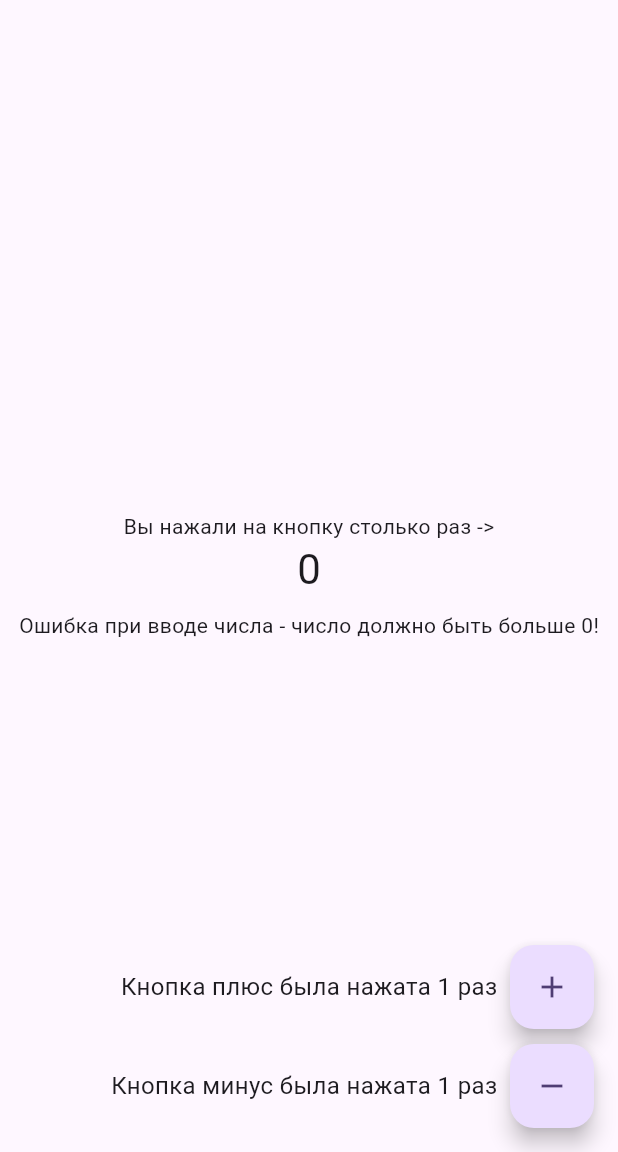
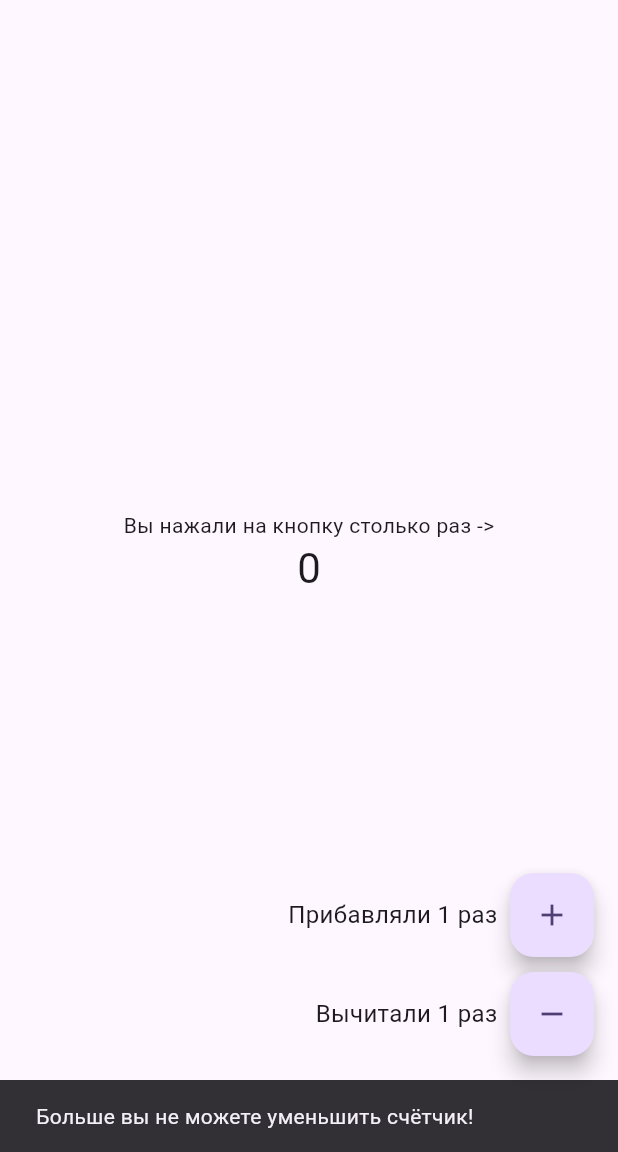
Before and after one commit to ArsenijDKS/surf-course, a Flutter app: the screen it shows after launch, after a tap on the "add" icon, after a tap on the "remove" icon, on a phone screen of 412 x 824 dp, the part 84-1236 px from its top. Run offline on Flutter 3.47's test engine with Material 3 defaults, Android fonts, the phone set to English and light mode, and no system bars.

Commit message:
modified:   lib/main.dart     added: SnackBar     removed: TextEditingController, Error check, dispose, Text(_hasError)

```diff
--- a/lib/main.dart
+++ b/lib/main.dart
@@ -34,45 +34,42 @@ class _MyHomePageState extends State<MyHomePage> {
   var _incrementCount = 0;
   var _dicrementCount = 0;
   bool _hasError = false;
-  final _textEditingController = TextEditingController();
+  // final _textEditingController = TextEditingController();
 
   void _incrementCounter() {
-    if (_counter >= 0) {
-      _hasError = false;
     setState(() {
       _incrementCount++;
       _counter++;
     });
   }
-  }
 
   void _dicrementCounter() {
+    setState(() {
       if (_counter > 0) {
-      setState(() {
         _dicrementCount++;
         _counter--;
+      }
       if (_counter == 0) {
-          _hasError = true;
-        } else {
-          _hasError = false;
+        const snackBar =
+            SnackBar(content: Text('Больше вы не можете уменьшить счётчик!'));
+        ScaffoldMessenger.of(context).showSnackBar(snackBar);
       }
     });
   }
-  }
 
-  @override
-  void initState() {
-    super.initState();
+  // @override
+  // void initState() {
+  //   super.initState();
 
-    _textEditingController.addListener(_dicrementCounter);
-  }
+  //   _textEditingController.addListener(_dicrementCounter);
+  // }
 
-  @override
-  void dispose() {
-    super.dispose();
+  // @override
+  // void dispose() {
+  //   super.dispose();
 
-    _textEditingController.removeListener(_dicrementCounter);
-  }
+  //   _textEditingController.removeListener(_dicrementCounter);
+  // }
 
   @override
   Widget build(BuildContext context) {
@@ -108,7 +105,7 @@ class _MyHomePageState extends State<MyHomePage> {
               mainAxisAlignment: MainAxisAlignment.end,
               children: [
                 Text(
-                  'Кнопка плюс была нажата $_incrementCount раз  ',
+                  'Прибавляли $_incrementCount раз  ',
                   style: const TextStyle(
                     fontSize: 16,
                   ),
@@ -126,7 +123,7 @@ class _MyHomePageState extends State<MyHomePage> {
               mainAxisAlignment: MainAxisAlignment.end,
               children: [
                 Text(
-                  'Кнопка минус была нажата $_dicrementCount раз  ',
+                  'Вычитали $_dicrementCount раз  ',
                   style: const TextStyle(
                     fontSize: 16,
                   ),
```
Lines whose indentation alone changed are shown as unchanged.
